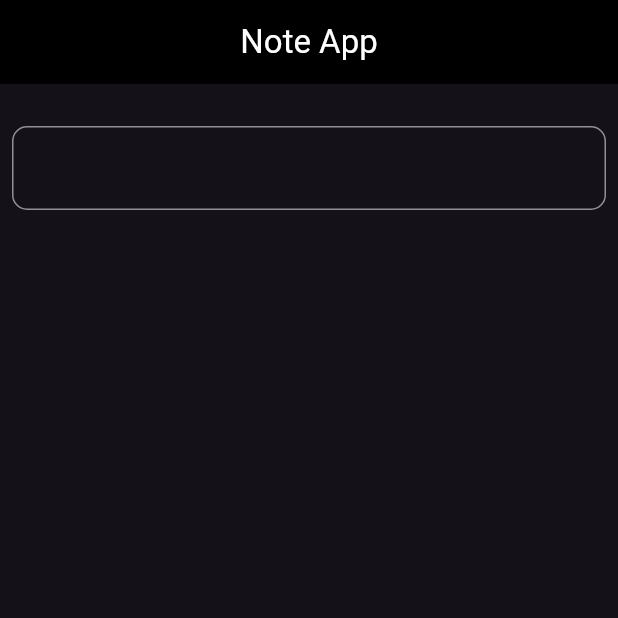
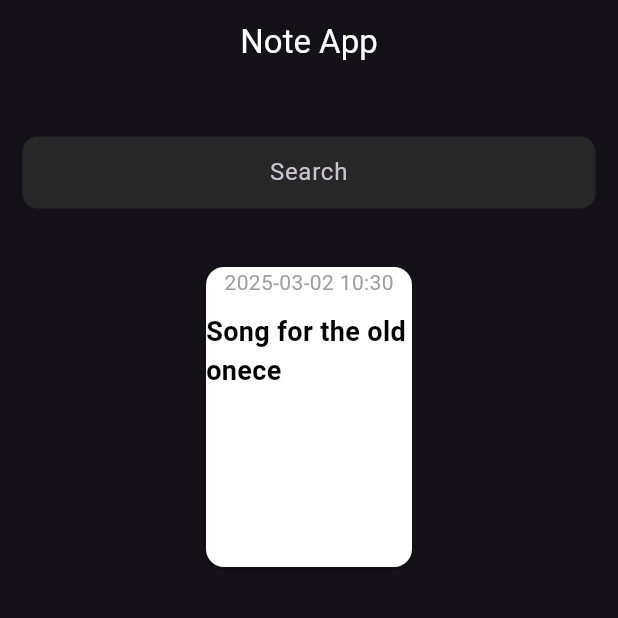
Before and after one commit to RaFiuL-RaZu/project1, a Flutter app: the screen it shows after launch, on a phone screen of 412 x 824 dp, the top half of it. Run offline on Flutter 3.47's test engine with Material 3 defaults, Android fonts, the phone set to English and light mode, and no system bars.

Commit message:
note commit

```diff
--- a/lib/Others/NoteApp.dart
+++ b/lib/Others/NoteApp.dart
@@ -16,25 +16,45 @@ class Noteapp extends StatefulWidget {
        appBar: AppBar(
          centerTitle:true,
          title: Text("Note App"),
-         backgroundColor: Colors.black,
          foregroundColor: Colors.white,
        ),
        body: Center(
          child: Column(
            children: [
-
              SizedBox(height: 20,),
              Padding(
-               padding: const EdgeInsets.all(8.0),
+               padding: const EdgeInsets.all(15.0),
                child: TextField(
-                 decoration: InputDecoration(
-                   border: OutlineInputBorder(
-                     borderRadius: BorderRadius.circular(10),
-                     borderSide: BorderSide(color: Colors.white),
-                   )
+                 textAlign: TextAlign.center,
+                   decoration: InputDecoration(
+                     hintText: "Search",
+                     contentPadding: EdgeInsets.symmetric(horizontal: 15,vertical: 0),
+                     fillColor: Color(0xfff272727),
+                     filled: true,
+                     border: OutlineInputBorder(
+                       borderRadius: BorderRadius.circular(10),
+                       borderSide: BorderSide.none,
+                     )
+                   ),
+                 ),
+             ),
+             SizedBox(height: 20,),
+             Card(
+               color: Colors.white,
+               child: SizedBox(
+                 height: 200,
+                 width: MediaQuery.sizeOf(context).width/3,
+                 child: Column(
+                   crossAxisAlignment: CrossAxisAlignment.center,
+                   children: [
+                     Text("${DateTime.now().toString().substring(0,16)}",style:TextStyle(color: Colors.grey),),
+                     SizedBox(height: 10,),
+                     Text("Song for the old onece",style: TextStyle(color: Colors.black,fontSize: 18,fontWeight: FontWeight.w600),),
+                   ],
                  ),
                ),
-             ),
+             )
+
            ],
          ),
        ),
```
